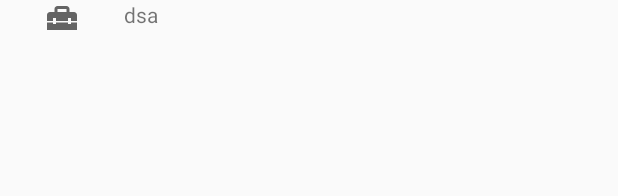
After one commit to Aref19/Order, an Android app: the layout adpterforrecycler.xml on its own in the app's theme, with its tools: preview values and no code run, on a phone screen of 412 x 824 dp. The commit adds this screen. Shown: the top 196 px of the screen. Run offline under Robolectric (Android 15) with nearby library versions, the phone set to English and light mode, and no system bars.

Commit message:
RecyclerView

```diff
--- a/app/src/main/java/com/example/foliate/MainActivity.kt
+++ b/app/src/main/java/com/example/foliate/MainActivity.kt
@@ -2,11 +2,13 @@ package com.example.foliate
 
 import androidx.appcompat.app.AppCompatActivity
 import android.os.Bundle
+import com.google.firebase.auth.FirebaseAuth
 
 class MainActivity : AppCompatActivity() {
     override fun onCreate(savedInstanceState: Bundle?) {
         super.onCreate(savedInstanceState)
         setContentView(R.layout.activity_main)
 
+
     }
 }
--- a/app/src/main/java/com/example/foliate/interfaces/Firebase.kt
+++ b/app/src/main/java/com/example/foliate/interfaces/Firebase.kt
@@ -1,7 +1,6 @@
 package com.example.foliate.interfaces
 
 interface Firebase {
-   fun withFirebaseRegistieren(task:Boolean)
-
+  fun withFirebaseRegistieren(task:Boolean)
 
 }
--- /dev/null
+++ b/app/src/main/res/drawable/ic_baseline_home_repair_service_24.xml
@@ -0,0 +1,13 @@
+<vector xmlns:android="http://schemas.android.com/apk/res/android"
+    android:width="24dp"
+    android:height="24dp"
+    android:viewportWidth="24"
+    android:viewportHeight="24"
+    android:tint="?attr/colorControlNormal">
+  <path
+      android:fillColor="@android:color/white"
+      android:pathData="M18,16l-2,0l0,-1l-8,0l0,1l-2,0l0,-1l-4,0l0,5l20,0l0,-5l-4,0z"/>
+  <path
+      android:fillColor="@android:color/white"
+      android:pathData="M20,8h-3V6c0,-1.1 -0.9,-2 -2,-2H9C7.9,4 7,4.9 7,6v2H4c-1.1,0 -2,0.9 -2,2v4h4v-2h2v2h8v-2h2v2h4v-4C22,8.9 21.1,8 20,8zM15,8H9V6h6V8z"/>
+</vector>
--- /dev/null
+++ b/app/src/main/res/layout/adpterforrecycler.xml
@@ -0,0 +1,30 @@
+<?xml version="1.0" encoding="utf-8"?>
+<RelativeLayout xmlns:android="http://schemas.android.com/apk/res/android"
+    android:layout_width="match_parent"
+    android:layout_height="match_parent">
+    <LinearLayout
+        android:layout_width="match_parent"
+        android:layout_height="wrap_content"
+        android:orientation="horizontal"
+        >
+
+        <ImageView
+            android:id="@+id/iconad"
+            android:layout_width="match_parent"
+            android:layout_height="wrap_content"
+            android:src="@drawable/ic_baseline_home_repair_service_24"
+            android:layout_weight="4"
+            />
+
+        <TextView
+            android:id="@+id/namead"
+            android:layout_width="match_parent"
+            android:layout_height="match_parent"
+            android:layout_weight="1"
+            android:text="dsa" />
+
+
+</LinearLayout>
+
+
+</RelativeLayout>
--- a/app/src/main/res/layout/fragment_data_fromuser.xml
+++ b/app/src/main/res/layout/fragment_data_fromuser.xml
@@ -58,6 +58,7 @@
         <com.google.android.material.textfield.TextInputEditText
             android:layout_width="match_parent"
             android:inputType="textPassword"
+            app:errorEnabled="true"
             android:layout_height="wrap_content" />
     </com.google.android.material.textfield.TextInputLayout>
 
--- a/app/src/main/res/navigation/nav_graph.xml
+++ b/app/src/main/res/navigation/nav_graph.xml
@@ -20,7 +20,11 @@
         android:id="@+id/blankFragment"
         android:name="com.example.foliate.BlankFragment"
         android:label="fragment_blank"
-        tools:layout="@layout/fragment_blank" />
+        tools:layout="@layout/fragment_blank" >
+        <action
+            android:id="@+id/action_blankFragment_to_listofOrder"
+            app:destination="@id/listofOrder" />
+    </fragment>
     <fragment
         android:id="@+id/dataFromuser"
         android:name="com.example.foliate.dataFromuser"
```
Also changed, not shown: app/build.gradle (+14 -0 lines), app/src/main/java/com/example/foliate/BlankFragment.kt (+27 -2 lines), app/src/main/java/com/example/foliate/Modell/FirbasViewModel.kt (added, +25 -0 lines), app/src/main/java/com/example/foliate/adpter/RecyclerAdpter.kt (added, +35 -0 lines), app/src/main/java/com/example/foliate/dataFromuser.kt (+80 -12 lines), app/src/main/java/com/example/foliate/general/General.kt (+29 -12 lines), app/src/main/res/layout/fragment_blank.xml (+25 -0 lines).
